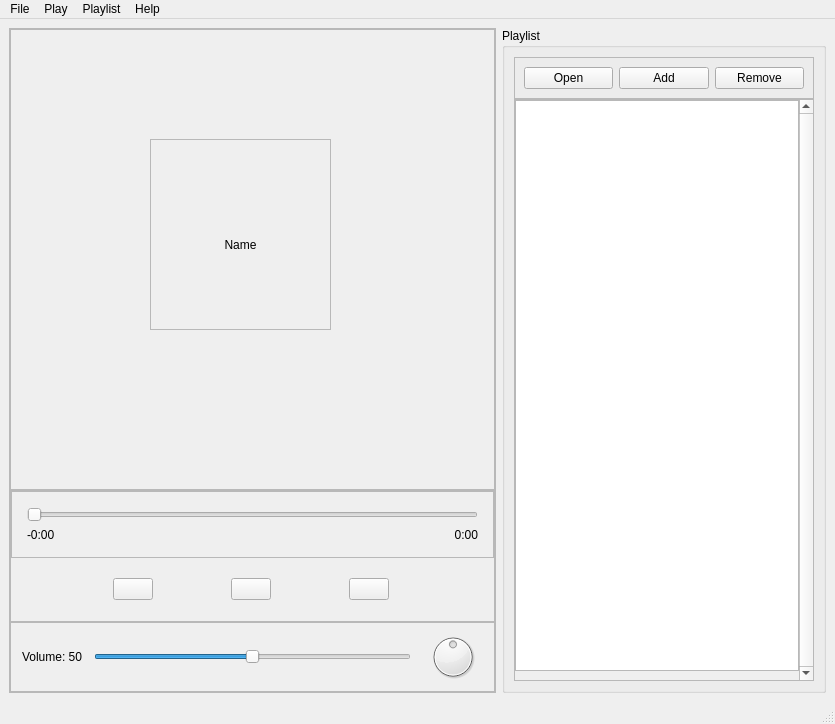
Above: qt_mp3_player.ui from LES4975/PyQt_MP3_Player before the change. Below: the same form after it.
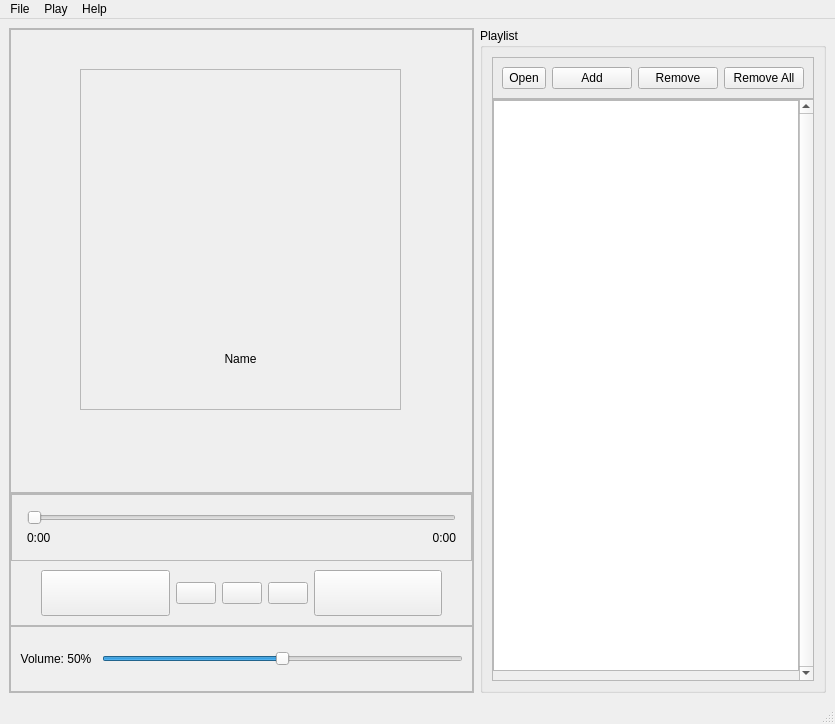
That is the form after the change. Icons and pictures are not drawn.

Commit message: 기능 구현

What changed in the file:
```diff
--- a/qt_mp3_player.ui
+++ b/qt_mp3_player.ui
@@ -62,10 +62,10 @@
          <widget class="QFrame" name="frame">
           <property name="geometry">
            <rect>
-            <x>140</x>
-            <y>110</y>
-            <width>181</width>
-            <height>191</height>
+            <x>70</x>
+            <y>40</y>
+            <width>321</width>
+            <height>341</height>
            </rect>
           </property>
           <property name="frameShape">
@@ -74,11 +74,17 @@
           <property name="frameShadow">
            <enum>QFrame::Raised</enum>
           </property>
-          <layout class="QVBoxLayout" name="verticalLayout_5">
-           <item>
             <widget class="QLabel" name="lbl_music_cover">
+           <property name="geometry">
+            <rect>
+             <x>80</x>
+             <y>80</y>
+             <width>171</width>
+             <height>161</height>
+            </rect>
+           </property>
              <property name="sizePolicy">
-              <sizepolicy hsizetype="Maximum" vsizetype="Maximum">
+            <sizepolicy hsizetype="Fixed" vsizetype="Maximum">
                <horstretch>0</horstretch>
                <verstretch>0</verstretch>
               </sizepolicy>
@@ -93,9 +99,21 @@
               <bool>true</bool>
              </property>
             </widget>
-           </item>
-           <item>
             <widget class="QLabel" name="lbl_music_name">
+           <property name="geometry">
+            <rect>
+             <x>0</x>
+             <y>280</y>
+             <width>321</width>
+             <height>20</height>
+            </rect>
+           </property>
+           <property name="sizePolicy">
+            <sizepolicy hsizetype="Expanding" vsizetype="Expanding">
+             <horstretch>0</horstretch>
+             <verstretch>0</verstretch>
+            </sizepolicy>
+           </property>
              <property name="text">
               <string>Name</string>
              </property>
@@ -103,8 +121,6 @@
               <set>Qt::AlignCenter</set>
              </property>
             </widget>
-           </item>
-          </layout>
          </widget>
         </widget>
        </item>
@@ -158,6 +174,9 @@
                <property name="focusPolicy">
                 <enum>Qt::StrongFocus</enum>
                </property>
+               <property name="pageStep">
+                <number>0</number>
+               </property>
                <property name="tracking">
                 <bool>false</bool>
                </property>
@@ -197,7 +216,7 @@
                 </sizepolicy>
                </property>
                <property name="text">
-                <string>-0:00</string>
+                <string>0:00</string>
                </property>
               </widget>
              </item>
@@ -222,6 +241,30 @@
              <property name="rightMargin">
               <number>30</number>
              </property>
+             <item>
+              <widget class="QPushButton" name="btn_shuffle">
+               <property name="sizePolicy">
+                <sizepolicy hsizetype="Preferred" vsizetype="Preferred">
+                 <horstretch>0</horstretch>
+                 <verstretch>0</verstretch>
+                </sizepolicy>
+               </property>
+               <property name="text">
+                <string/>
+               </property>
+               <property name="icon">
+                <iconset>
+                 <normaloff>imgs/suffle_off.png</normaloff>
+                 <normalon>imgs/suffle_on.png</normalon>imgs/suffle_off.png</iconset>
+               </property>
+               <property name="iconSize">
+                <size>
+                 <width>40</width>
+                 <height>40</height>
+                </size>
+               </property>
+              </widget>
+             </item>
              <item>
               <widget class="QPushButton" name="btn_previous">
                <property name="sizePolicy">
@@ -304,6 +347,30 @@
                </property>
               </widget>
              </item>
+             <item>
+              <widget class="QPushButton" name="btn_loop">
+               <property name="sizePolicy">
+                <sizepolicy hsizetype="Preferred" vsizetype="Preferred">
+                 <horstretch>0</horstretch>
+                 <verstretch>0</verstretch>
+                </sizepolicy>
+               </property>
+               <property name="text">
+                <string/>
+               </property>
+               <property name="icon">
+                <iconset>
+                 <normaloff>imgs/loop_off.png</normaloff>
+                 <normalon>imgs/loop_on.png</normalon>imgs/loop_off.png</iconset>
+               </property>
+               <property name="iconSize">
+                <size>
+                 <width>40</width>
+                 <height>40</height>
+                </size>
+               </property>
+              </widget>
+             </item>
             </layout>
            </widget>
           </item>
@@ -318,14 +385,14 @@
          <property name="frameShadow">
           <enum>QFrame::Raised</enum>
          </property>
-         <layout class="QHBoxLayout" name="horizontalLayout_3" stretch="1,5,1">
+         <layout class="QHBoxLayout" name="horizontalLayout_3" stretch="1,5">
           <property name="spacing">
            <number>10</number>
           </property>
           <item>
            <widget class="QLabel" name="lbl_volume">
             <property name="text">
-             <string>Volume: 50</string>
+             <string>Volume: 50%</string>
             </property>
             <property name="alignment">
              <set>Qt::AlignCenter</set>
@@ -338,7 +405,7 @@
              <number>100</number>
             </property>
             <property name="pageStep">
-             <number>100</number>
+             <number>0</number>
             </property>
             <property name="sliderPosition">
              <number>50</number>
@@ -348,25 +415,6 @@
             </property>
            </widget>
           </item>
-          <item>
-           <widget class="QDial" name="volume_dial">
-            <property name="sizePolicy">
-             <sizepolicy hsizetype="Maximum" vsizetype="Maximum">
-              <horstretch>0</horstretch>
-              <verstretch>0</verstretch>
-             </sizepolicy>
-            </property>
-            <property name="maximum">
-             <number>100</number>
-            </property>
-            <property name="pageStep">
-             <number>100</number>
-            </property>
-            <property name="sliderPosition">
-             <number>50</number>
-            </property>
-           </widget>
-          </item>
          </layout>
         </widget>
        </item>
@@ -424,6 +472,13 @@
             </property>
            </widget>
           </item>
+          <item>
+           <widget class="QPushButton" name="btn_remove_all">
+            <property name="text">
+             <string>Remove All</string>
+            </property>
+           </widget>
+          </item>
          </layout>
         </widget>
        </item>
@@ -446,8 +501,8 @@
            <rect>
             <x>0</x>
             <y>0</y>
-            <width>281</width>
-            <height>570</height>
+            <width>289</width>
+            <height>588</height>
            </rect>
           </property>
           <layout class="QVBoxLayout" name="verticalLayout_4">
@@ -485,7 +540,7 @@
      <x>0</x>
      <y>0</y>
      <width>835</width>
-     <height>26</height>
+     <height>21</height>
     </rect>
    </property>
    <widget class="QMenu" name="menuFile">
@@ -511,17 +566,8 @@
     </property>
     <addaction name="actionAbout"/>
    </widget>
-   <widget class="QMenu" name="menuPlaylist">
-    <property name="title">
-     <string>Playlist</string>
-    </property>
-    <addaction name="actionAdd_Music"/>
-    <addaction name="actionDelete_Music"/>
-    <addaction name="actionDelete_All"/>
-   </widget>
    <addaction name="menuFile"/>
    <addaction name="menuPlay"/>
-   <addaction name="menuPlaylist"/>
    <addaction name="menuHelp"/>
   </widget>
   <widget class="QStatusBar" name="statusbar"/>
```
Left out of the diff: 35 changed lines with no effect on the pictures. Lines whose indentation alone changed are shown as unchanged. The commit also changes 1 other file.
